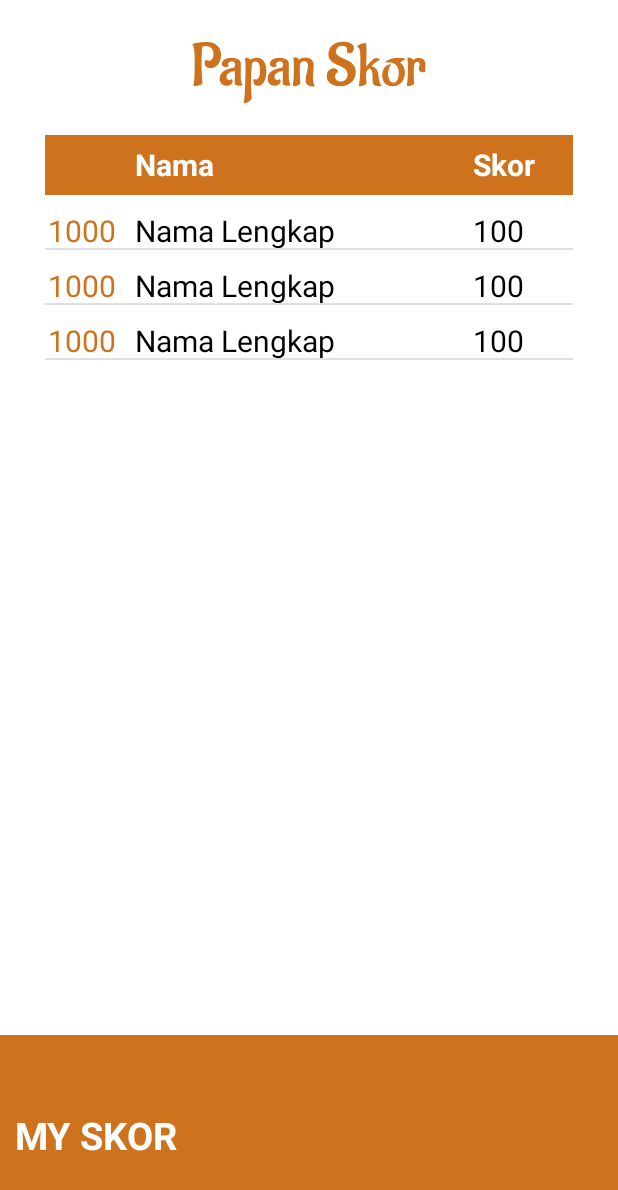
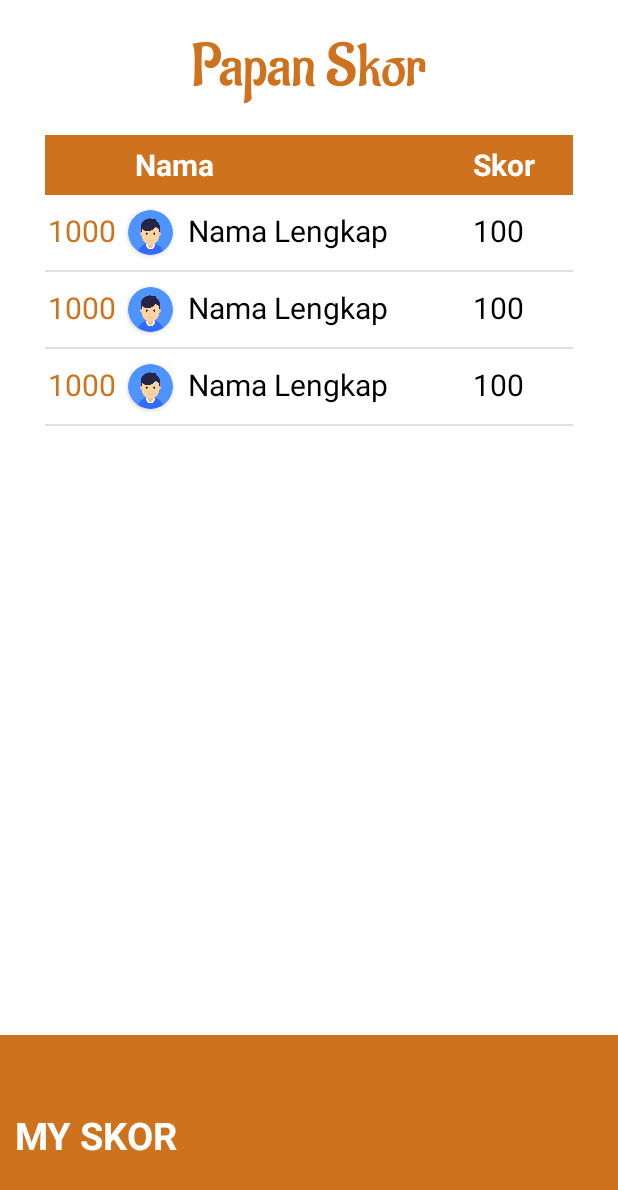
Before and after one commit to Muhmmadalda69/beas_online, an Android app: the layout activity_lihat_skor.xml on its own in the app's theme, with its tools: preview values and no code run, on a phone screen of 412 x 824 dp. Shown: the top 1190 px of the screen. Run offline under Robolectric (Android 15) with nearby library versions, the phone set to English and light mode, and no system bars.

Commit message:
add get icon

```diff
--- a/app/build.gradle
+++ b/app/build.gradle
@@ -13,9 +13,10 @@ android {
     defaultConfig {
         applicationId "com.example.beas"
         minSdk 24
+        //noinspection OldTargetApi
         targetSdk 33
         versionCode 1
-        versionName "1.0"
+        versionName "1.1.1"
 
         testInstrumentationRunner "androidx.test.runner.AndroidJUnitRunner"
     }
@@ -61,6 +62,9 @@ dependencies {
     //ADMOB
     implementation 'com.google.android.gms:play-services-ads:22.5.0'
 
+    //picaso
+    implementation 'com.squareup.picasso:picasso:2.71828'
+
     testImplementation 'junit:junit:4.13.2'
     androidTestImplementation 'androidx.test.ext:junit:1.1.4'
     androidTestImplementation 'androidx.test.espresso:espresso-core:3.5.0'
--- a/app/src/main/java/com/example/beas/DBSoal.java
+++ b/app/src/main/java/com/example/beas/DBSoal.java
@@ -104,7 +104,7 @@ public class DBSoal {
             "ya",
             "ra",
             "la",
-            "Wa",
+            "wa",
             "sa",
             "ha")
     );
--- a/app/src/main/res/layout/row_data.xml
+++ b/app/src/main/res/layout/row_data.xml
@@ -1,9 +1,9 @@
 <?xml version="1.0" encoding="utf-8"?>
-<RelativeLayout
-    xmlns:android="http://schemas.android.com/apk/res/android"
+<RelativeLayout xmlns:android="http://schemas.android.com/apk/res/android"
     xmlns:tools="http://schemas.android.com/tools"
     android:layout_width="match_parent"
     android:layout_height="match_parent"
+    xmlns:app="http://schemas.android.com/apk/res-auto"
     android:orientation="horizontal"
     android:layout_marginTop="10dp">
 
@@ -17,12 +17,36 @@
         android:textColor="@color/warna_dasar"
         android:textSize="20dp" />
 
+    <androidx.cardview.widget.CardView
+        android:id="@+id/cvfp"
+        android:layout_width="30dp"
+        android:layout_height="30dp"
+        android:elevation="12dp"
+        app:cardCornerRadius="50dp"
+        android:layout_toEndOf="@+id/listNomor"
+        android:layout_marginLeft="5dp"
+        android:layout_marginTop="10dp"
+        android:layout_marginBottom="10dp"
+        android:innerRadius="0dp"
+        android:shape="ring"
+        android:thicknessRatio="1.9">
+        <ImageView
+            android:id="@+id/foto_akun"
+            android:layout_width="match_parent"
+            android:layout_height="match_parent"
+            android:scaleType="centerCrop"
+            android:cropToPadding="true"
+            android:src="@drawable/profile_male"
+            tools:ignore="MissingConstraints" />
+    </androidx.cardview.widget.CardView>
+
     <TextView
         android:id="@+id/listNama"
         android:layout_width="200dp"
-        android:layout_height="25dp"
-        android:layout_marginLeft="60dp"
+        android:layout_height="match_parent"
         android:layout_marginTop="10dp"
+        android:layout_toEndOf="@+id/cvfp"
+        android:layout_marginLeft="10dp"
         android:text="Nama Lengkap"
         android:textColor="@color/black"
         android:textSize="20dp" />
--- a/build.gradle
+++ b/build.gradle
@@ -9,13 +9,13 @@ buildscript {
     dependencies {
         classpath 'com.google.gms:google-services:4.3.14'
         classpath 'com.google.gms:google-services:4.3.14'
-        classpath 'com.android.tools.build:gradle:7.0.4'
+        classpath 'com.android.tools.build:gradle:7.4.2'
     }
 }// Top-level build file where you can add configuration options common to all sub-projects/modules.
 
 plugins {
-    id 'com.android.application' version '7.1.1' apply false
-    id 'com.android.library' version '7.1.1' apply false
+    id 'com.android.application' version '7.4.2' apply false
+    id 'com.android.library' version '7.4.2' apply false
 }
 
 task clean(type: Delete) {
```
Also changed, not shown: app/src/main/java/com/example/beas/EditProfileActivity.java (+23 -8 lines), app/src/main/java/com/example/beas/LihatSkorActivity.java (+3 -13 lines), app/src/main/java/com/example/beas/MainActivity.java (+13 -2 lines), app/src/main/java/com/example/beas/model/HashMapAdapter.java (+22 -3 lines), gradle/wrapper/gradle-wrapper.properties, 1 other file.
